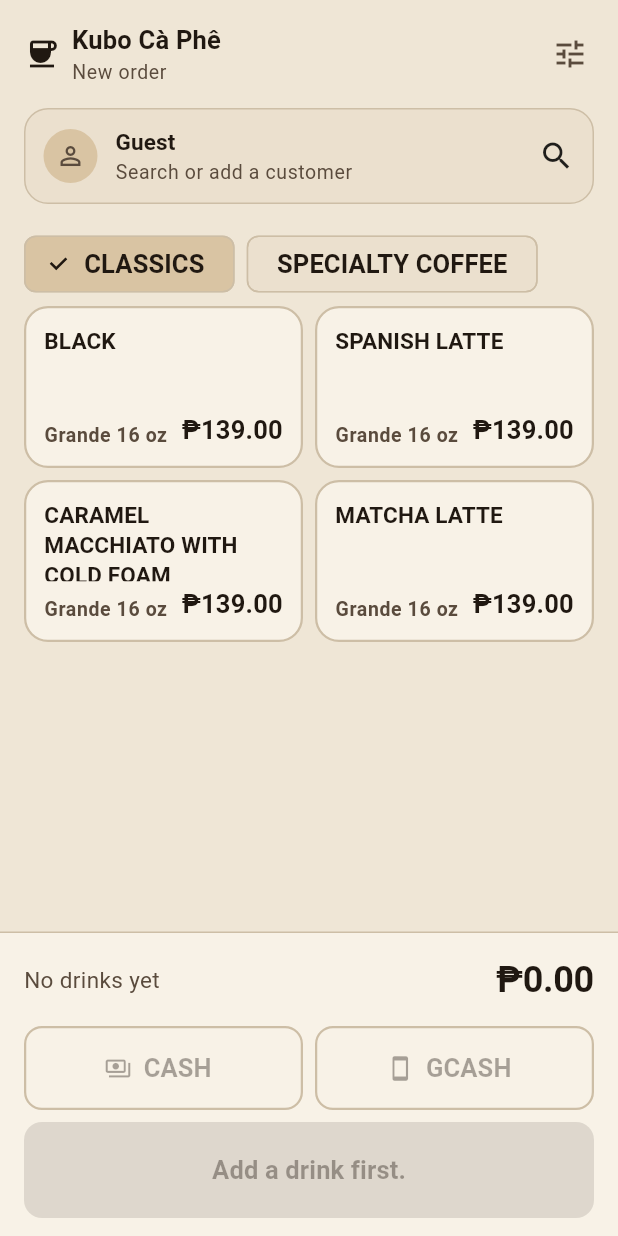
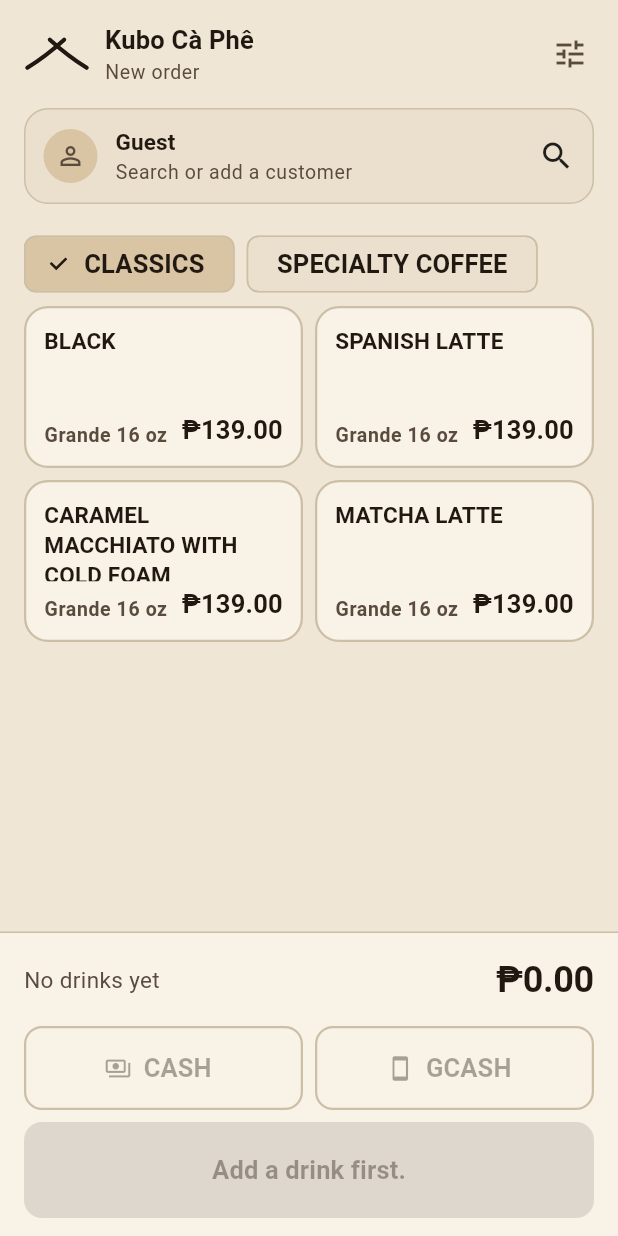
Before and after one commit to rmv-create/Kubo-Ca-Phe-POS, a Flutter app: the screen it shows after launch, on a phone screen of 412 x 824 dp. Run offline on Flutter 3.47's test engine with Material 3 defaults, Android fonts, the phone set to English and light mode, and no system bars; our stand-ins replace flutter_riverpod, go_router, share_plus, sqflite, sqflite_common, sqflite_common_ffi_web; missing offline and left inert: excel; accounts and stored records are empty.

Commit message:
Use the nipa hut roof from the logo, not a stock coffee cup
The header and the iPad rail were showing Material's coffee-cup glyph. The
shop already has a mark — the two crossing brush strokes of the nipa hut roof
— so the app uses that.

KuboMark draws it with a painter rather than bundling an image: it takes the
ink colour of whatever surface it sits on, so it works on the cream ground and
in dark mode without a second asset, and stays sharp at any size on any screen
density. Stroke weight scales with the drawing so it reads the same in a 22pt
header as it does at 1024px.

Regenerated every app icon from the same mark: the browser favicon, the PWA
icons including maskable variants with extra clearance so nothing is cropped
by the OS mask, and the full iOS AppIcon set from 20pt through 1024pt, all on
the logo's cream ground. The manifest now carries the shop's name, its colours
and a description instead of the Flutter defaults, so adding it to an iPhone
home screen gives her roof and "Kubo", not a blue F.

flutter analyze clean, dart format clean, 231 tests pass. Verified by loading
the release build in Chromium at 430x932 and 1366x1024.

Co-Authored-By: Claude Opus 5 <noreply@anthropic.com>
Claude-Session: https://claude.ai/code/session_01KdaCBKN8jpPaRQmj6vpHax

```diff
--- a/lib/app/shell/app_shell.dart
+++ b/lib/app/shell/app_shell.dart
@@ -1,6 +1,7 @@
 import 'package:flutter/material.dart';
 import 'package:go_router/go_router.dart';
 
+import '../../shared/widgets/kubo_mark.dart';
 import '../responsive/form_factor.dart';
 import '../theme/kubo_tokens.dart';
 
@@ -89,7 +90,7 @@ class _Rail extends StatelessWidget {
         padding: const EdgeInsets.symmetric(vertical: KuboSpacing.xl),
         child: Column(
           children: <Widget>[
-            Icon(Icons.coffee, color: theme.colorScheme.primary),
+            KuboMark(size: 15, color: theme.colorScheme.onSurface),
             const SizedBox(height: KuboSpacing.xs),
             Text('Kubo', style: theme.textTheme.labelSmall),
           ],
--- a/lib/features/pos/presentation/pos_screen.dart
+++ b/lib/features/pos/presentation/pos_screen.dart
@@ -9,6 +9,7 @@ import '../../../app/theme/kubo_tokens.dart';
 import '../../../domain/entities/customer.dart';
 import '../../../domain/entities/menu.dart';
 import '../../../shared/widgets/async_view.dart';
+import '../../../shared/widgets/kubo_mark.dart';
 import '../../../shared/widgets/section_header.dart';
 import '../state/cart_controller.dart';
 import 'customer_sheet.dart';
@@ -176,7 +177,6 @@ class _PosHeader extends ConsumerWidget {
 
   @override
   Widget build(BuildContext context, WidgetRef ref) {
-    final ThemeData theme = Theme.of(context);
     final String businessName = ref
         .watch(settingsControllerProvider)
         .businessName;
@@ -191,15 +191,10 @@ class _PosHeader extends ConsumerWidget {
       ),
       child: Row(
         children: <Widget>[
-          Icon(Icons.coffee, color: theme.colorScheme.primary),
-          const SizedBox(width: KuboSpacing.sm),
           Expanded(
-            child: Column(
-              crossAxisAlignment: CrossAxisAlignment.start,
-              children: <Widget>[
-                Text(businessName, style: theme.textTheme.titleMedium),
-                Text('New order', style: theme.textTheme.bodySmall),
-              ],
+            child: KuboWordmark(
+              businessName: businessName,
+              subtitle: 'New order',
             ),
           ),
           if (compact)
--- /dev/null
+++ b/lib/shared/widgets/kubo_mark.dart
@@ -0,0 +1,109 @@
+import 'dart:math' as math;
+
+import 'package:flutter/material.dart';
+
+/// The nipa hut roof from the Kubo Cà Phê logo.
+///
+/// Two brush strokes that cross above the apex and sweep out and down, drawn
+/// rather than bundled as an image so it takes the ink colour of whatever
+/// surface it sits on and stays crisp at any size and any screen density.
+class KuboMark extends StatelessWidget {
+  const KuboMark({this.size = 24, this.color, super.key});
+
+  /// Height of the mark. Its width is twice this — the roof is wide and low.
+  final double size;
+
+  /// Defaults to the surface's own ink colour.
+  final Color? color;
+
+  @override
+  Widget build(BuildContext context) {
+    final Color ink = color ?? Theme.of(context).colorScheme.onSurface;
+    return SizedBox(
+      width: size * 2,
+      height: size,
+      child: CustomPaint(
+        painter: _RoofPainter(ink),
+        // The mark reads as decoration beside the shop's name; the name
+        // carries the meaning, so the drawing stays out of the accessibility
+        // tree rather than announcing itself twice.
+        isComplex: false,
+      ),
+    );
+  }
+}
+
+class _RoofPainter extends CustomPainter {
+  const _RoofPainter(this.color);
+
+  final Color color;
+
+  @override
+  void paint(Canvas canvas, Size size) {
+    // Laid out on the logo's own 120 x 60 grid, then scaled.
+    final double sx = size.width / 120;
+    final double sy = size.height / 60;
+
+    // Thick enough to read as a brush at a glance, thin enough to stay sharp
+    // in a 20pt header.
+    final double stroke = math.max(1.8, size.height * 0.125);
+
+    final Paint brush = Paint()
+      ..color = color
+      ..style = PaintingStyle.stroke
+      ..strokeWidth = stroke
+      ..strokeCap = StrokeCap.round
+      ..isAntiAlias = true;
+
+    // Left stroke: starts low on the left, sweeps up and past the apex.
+    final Path left = Path()
+      ..moveTo(6 * sx, 55 * sy)
+      ..quadraticBezierTo(40 * sx, 34 * sy, 73 * sx, 4 * sy);
+
+    // Right stroke: the mirror, crossing the first near the top.
+    final Path right = Path()
+      ..moveTo(114 * sx, 55 * sy)
+      ..quadraticBezierTo(80 * sx, 34 * sy, 47 * sx, 4 * sy);
+
+    canvas.drawPath(left, brush);
+    canvas.drawPath(right, brush);
+  }
+
+  @override
+  bool shouldRepaint(_RoofPainter oldDelegate) => oldDelegate.color != color;
+}
+
+/// The mark with the shop's name beside it, as it appears in the POS header.
+class KuboWordmark extends StatelessWidget {
+  const KuboWordmark({required this.businessName, this.subtitle, super.key});
+
+  final String businessName;
+  final String? subtitle;
+
+  @override
+  Widget build(BuildContext context) {
+    final ThemeData theme = Theme.of(context);
+    return Row(
+      children: <Widget>[
+        KuboMark(size: 22, color: theme.colorScheme.onSurface),
+        const SizedBox(width: 10),
+        Flexible(
+          child: Column(
+            crossAxisAlignment: CrossAxisAlignment.start,
+            mainAxisSize: MainAxisSize.min,
+            children: <Widget>[
+              Text(
+                businessName,
+                style: theme.textTheme.titleMedium,
+                maxLines: 1,
+                overflow: TextOverflow.ellipsis,
+              ),
+              if (subtitle != null)
+                Text(subtitle!, style: theme.textTheme.bodySmall),
+            ],
+          ),
+        ),
+      ],
+    );
+  }
+}
```
Also changed, not shown: 22 other files.
